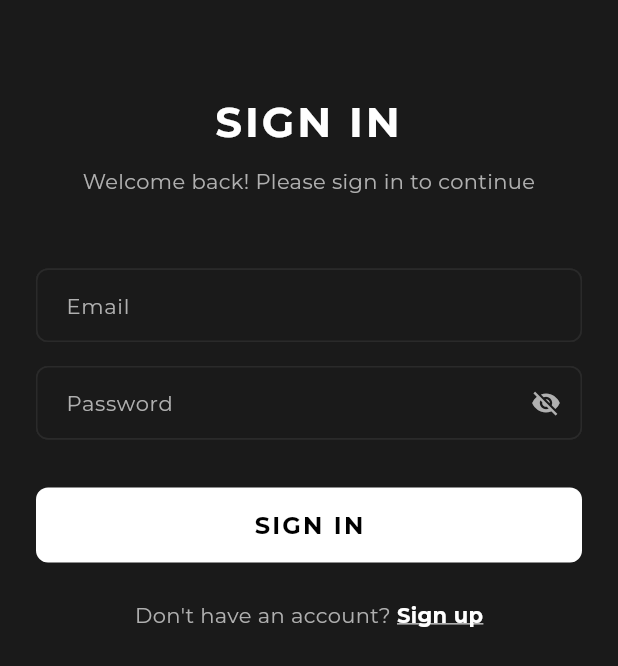
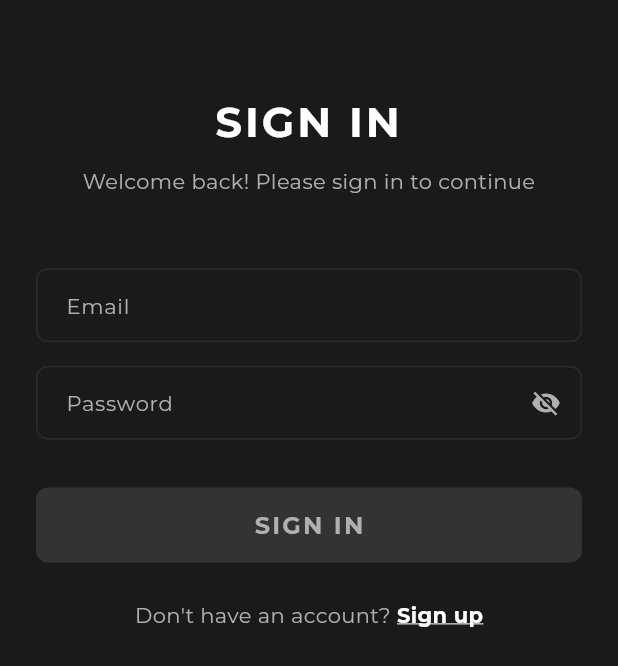
Before and after one commit to 1997-dot/fashion_app, a Flutter app: the screen it shows after launch, on a phone screen of 412 x 824 dp. Shown: the top 666 px of the screen. Run offline on Flutter 3.47's test engine with Material 3 defaults, Android fonts, the phone set to English and light mode, and no system bars; our stand-ins replace dartz, dio, equatable, flutter_bloc, get_it, google_fonts and 1 more; statements that could not run were skipped.

Commit message:
Update auth button styling with lighter background and secondary text color
- Changed button background color from white to Color(0xFF333333) (lighter black)
- Changed button text color to AppColors.textSecondary (Color(0xFFB0B0B0))
- Updated disabled background color to Color(0xFF2A2A2A)
- Changed loading spinner color to match text color (AppColors.textSecondary)
- Provides better visual hierarchy and consistency with subtitle text
- Affects SIGN IN and SIGN UP buttons on both auth pages

🤖 Generated with [Claude Code](https://claude.com/claude-code)

Co-Authored-By: Claude Sonnet 4.5 <noreply@anthropic.com>

```diff
--- a/lib/presentation/auth/widgets/auth_button.dart
+++ b/lib/presentation/auth/widgets/auth_button.dart
@@ -23,9 +23,9 @@ class AuthButton extends StatelessWidget {
       child: ElevatedButton(
         onPressed: isLoading ? null : onPressed,
         style: ElevatedButton.styleFrom(
-          backgroundColor: AppColors.textPrimary,
-          foregroundColor: AppColors.background,
-          disabledBackgroundColor: AppColors.textSecondary.withOpacity(0.3),
+          backgroundColor: const Color(0xFF333333),
+          foregroundColor: AppColors.textSecondary,
+          disabledBackgroundColor: const Color(0xFF2A2A2A),
           shape: RoundedRectangleBorder(
             borderRadius: BorderRadius.circular(8),
           ),
@@ -38,7 +38,7 @@ class AuthButton extends StatelessWidget {
                 child: CircularProgressIndicator(
                   strokeWidth: 2.5,
                   valueColor: AlwaysStoppedAnimation<Color>(
-                    AppColors.background,
+                    AppColors.textSecondary,
                   ),
                 ),
               )
```
